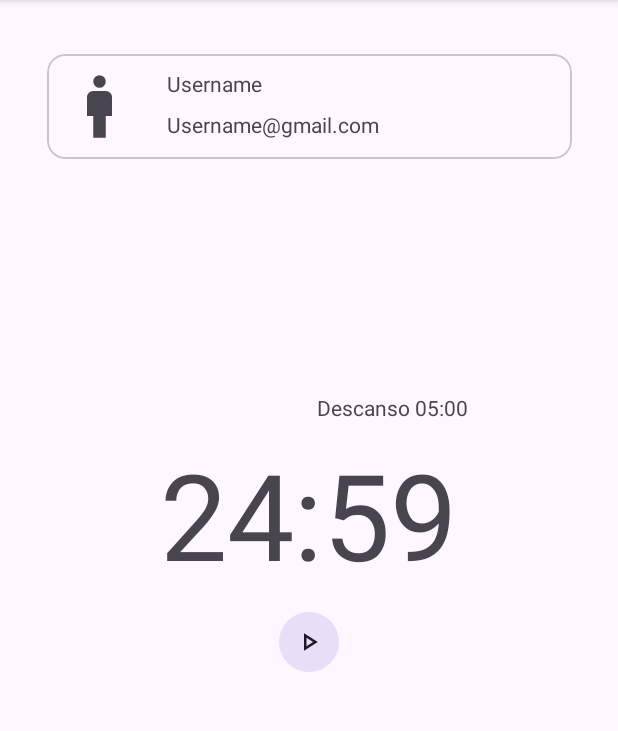
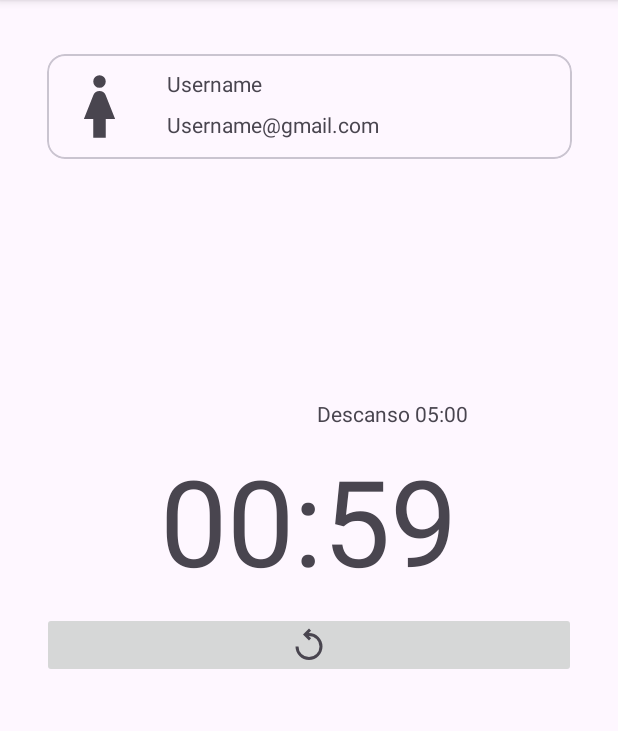
Before and after one commit to Santy2304/Lab3_20210751, an Android app: the Timer screen opened directly, with no data from a screen before it, after a tap on "actionButton", on a phone screen of 412 x 824 dp, the part 96-827 px from its top. Run offline under Robolectric (Android 15) with nearby library versions, the phone set to English and light mode, and no system bars; 4 statements that could not run were skipped.

Commit message:
envío de datos

```diff
--- a/app/src/main/java/com/example/lab3_20210751/Beans/User.java
+++ b/app/src/main/java/com/example/lab3_20210751/Beans/User.java
@@ -1,6 +1,8 @@
 package com.example.lab3_20210751.Beans;
 
-public class User {
+import java.io.Serializable;
+
+public class User implements Serializable {
 
     private int id;
     private String username;
--- a/app/src/main/java/com/example/lab3_20210751/MainActivity.java
+++ b/app/src/main/java/com/example/lab3_20210751/MainActivity.java
@@ -57,8 +57,8 @@ public class MainActivity extends AppCompatActivity {
                         if (response.isSuccessful()) {
                             User user = response.body();
                             Intent intent = new Intent(MainActivity.this, Timer.class);
+                            intent.putExtra("user",user);
                             startActivity(intent);
-                            finish();
                         } else {
                             Toast.makeText(MainActivity.this, "Usuario o contraseña incorrectos", Toast.LENGTH_SHORT).show();
                         }
@@ -75,13 +75,13 @@ public class MainActivity extends AppCompatActivity {
 
     }
 
+    //Código tomado de material de clase para probar conexión a internet
     public boolean internetConnection(){
         ConnectivityManager manager = (ConnectivityManager) getSystemService(Context.CONNECTIVITY_SERVICE);
 
         NetworkInfo activeNetworkInfo = manager.getActiveNetworkInfo();
         boolean tieneInternet = activeNetworkInfo != null && activeNetworkInfo.isConnected();
 
-        Log.d("msg-test","Internet: " + tieneInternet);
         return tieneInternet;
     }
 
--- a/app/src/main/java/com/example/lab3_20210751/Tasks.java
+++ b/app/src/main/java/com/example/lab3_20210751/Tasks.java
@@ -1,5 +1,6 @@
 package com.example.lab3_20210751;
 
+import android.content.Intent;
 import android.os.Bundle;
 import android.view.Menu;
 import android.view.MenuItem;
@@ -36,6 +37,9 @@ public class Tasks extends AppCompatActivity {
     public boolean onOptionsItemSelected(@NonNull MenuItem item) {
 
         if(item.getItemId()==R.id.logout){
+            Intent intent = new Intent(this, MainActivity.class);
+            startActivity(intent);
+            finish();
             return true;
         }
 
--- a/app/src/main/java/com/example/lab3_20210751/Timer.java
+++ b/app/src/main/java/com/example/lab3_20210751/Timer.java
@@ -6,6 +6,8 @@ import android.os.CountDownTimer;
 import android.view.Menu;
 import android.view.MenuItem;
 import android.widget.Button;
+import android.widget.ImageButton;
+import android.widget.ImageView;
 import android.widget.TextView;
 
 import androidx.activity.EdgeToEdge;
@@ -15,26 +17,47 @@ import androidx.core.graphics.Insets;
 import androidx.core.view.ViewCompat;
 import androidx.core.view.WindowInsetsCompat;
 
+import com.example.lab3_20210751.Beans.User;
+import com.google.android.material.dialog.MaterialAlertDialogBuilder;
+
 public class Timer extends AppCompatActivity {
 
     TextView temporizador;
-
+    //Clase tomada de video y chatGPT para implementar temporizador
     CountDownTimer timer;
     boolean estaCorriendo = false;
     long tiempo;
-
+    ImageButton actionButton;
     @Override
     protected void onCreate(Bundle savedInstanceState) {
         super.onCreate(savedInstanceState);
         EdgeToEdge.enable(this);
         setContentView(R.layout.activity_timer);
+        User user = (User) getIntent().getSerializableExtra("user");
+
+        TextView fullname = findViewById(R.id.name);
+        fullname.setText(user.getFirstName() +" " + user.getLastName());
+
+        TextView email = findViewById(R.id.email);
+        email.setText(user.getEmail());
+
+        String gender = user.getGender();
+        ImageView genderIcon = findViewById(R.id.iconGender);
+
+        if(gender.equals("male")){
+            genderIcon.setImageResource(R.drawable.man_24px);
+        }else{
+            genderIcon.setImageResource(R.drawable.woman_24px);
+        }
 
 
-        Button actionButton = findViewById(R.id.actionButton);
+        actionButton = findViewById(R.id.actionButton);
         temporizador=findViewById(R.id.runningTime);
         actionButton.setOnClickListener(view -> {
             if (!estaCorriendo) {
                 iniciarCuentaAtras();
+            }else{
+                reiniciar();
             }
         });
 
@@ -47,7 +70,7 @@ public class Timer extends AppCompatActivity {
 
 
     public void iniciarCuentaAtras(){
-        tiempo = 1500000;
+        tiempo = 60000; //debe ser 1500000
         timer = new CountDownTimer(tiempo, 1000) {
             @Override
             public void onTick(long tiempoRestante) {
@@ -59,9 +82,12 @@ public class Timer extends AppCompatActivity {
             public void onFinish() {
                 temporizador.setText("00:00");
                 estaCorriendo = false;
+                actionButton.setImageResource(R.drawable.play_arrow_24px);
+                mostrarDiolog();
             }
         }.start();
         estaCorriendo=true;
+        actionButton.setImageResource(R.drawable.replay_24px);
     }
 
 
@@ -71,7 +97,24 @@ public class Timer extends AppCompatActivity {
 
         //Código tomado de chatGPT para formatear el texto
         String tiempoTexto = String.format("%02d:%02d", minutos, segundos);
+
         temporizador.setText(tiempoTexto);
+    }
+
+    public void reiniciar() {
+        timer.cancel();
+        iniciarCuentaAtras();
+    }
+
+
+    public void mostrarDiolog(){
+        new MaterialAlertDialogBuilder(this)
+                .setTitle("¡Felicidades!")
+                .setMessage("Empezo el tiempo de descanso!")
+                .setPositiveButton("Entendido", (dialog, which) -> {
+
+                })
+                .show();
     }
 
     @Override
@@ -84,6 +127,9 @@ public class Timer extends AppCompatActivity {
     public boolean onOptionsItemSelected(@NonNull MenuItem item) {
 
         if(item.getItemId()==R.id.logout){
+            Intent intent = new Intent(this, MainActivity.class);
+            startActivity(intent);
+            finish();
             return true;
         }
 
--- a/app/src/main/res/layout/activity_timer.xml
+++ b/app/src/main/res/layout/activity_timer.xml
@@ -85,16 +85,14 @@
             android:text="25:00"
             />
 
-        <Button
-            style="?attr/materialIconButtonFilledTonalStyle"
+        <ImageButton
             android:id="@+id/actionButton"
             android:layout_gravity="center_horizontal"
             android:layout_margin="8dp"
-            android:layout_width="wrap_content"
+            android:layout_width="match_parent"
             android:layout_height="wrap_content"
             android:contentDescription="actionButton"
-            app:icon="@drawable/play_arrow_24px"
-            />
+            android:src="@drawable/play_arrow_24px" />
 
 
     </LinearLayout>
```
